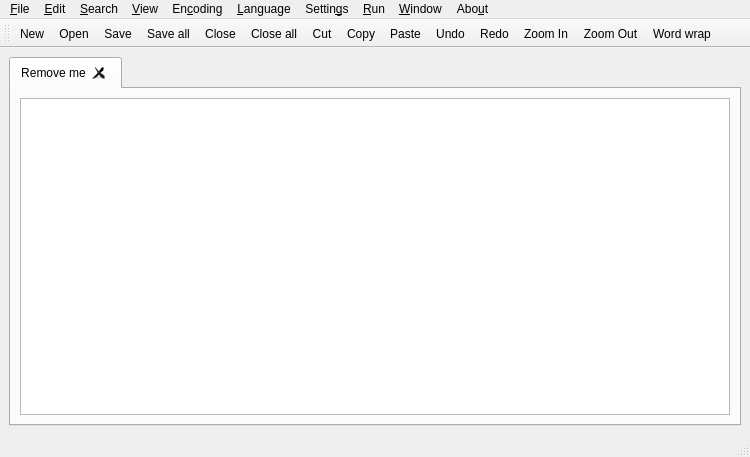
yousefvand/Notepad--, file src/mainwindow.ui: the form before one commit.
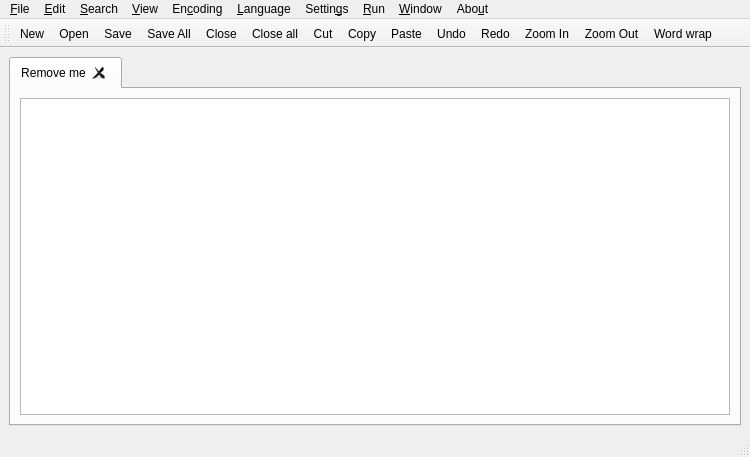
The form after the commit. Icons and pictures are not drawn.

Commit message: UI - search & view menu

Diff of the .ui file:
```diff
--- a/src/mainwindow.ui
+++ b/src/mainwindow.ui
@@ -620,7 +620,7 @@
     <iconset theme="document-save-as"/>
    </property>
    <property name="text">
-    <string>Sav&amp;e all</string>
+    <string>Sav&amp;e All</string>
    </property>
    <property name="shortcut">
     <string>Ctrl+Shift+S</string>
```
Left out of the diff: 154 changed lines with no effect on the pictures. The commit also changes 1 other file.
